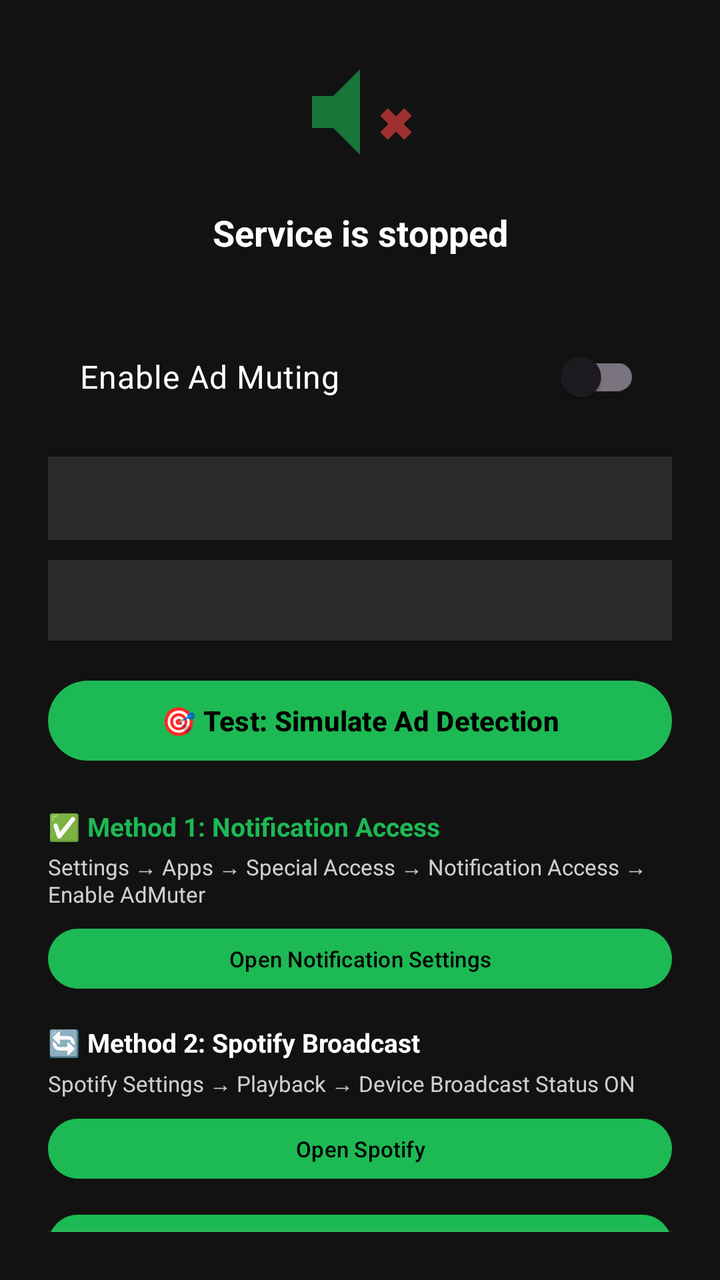
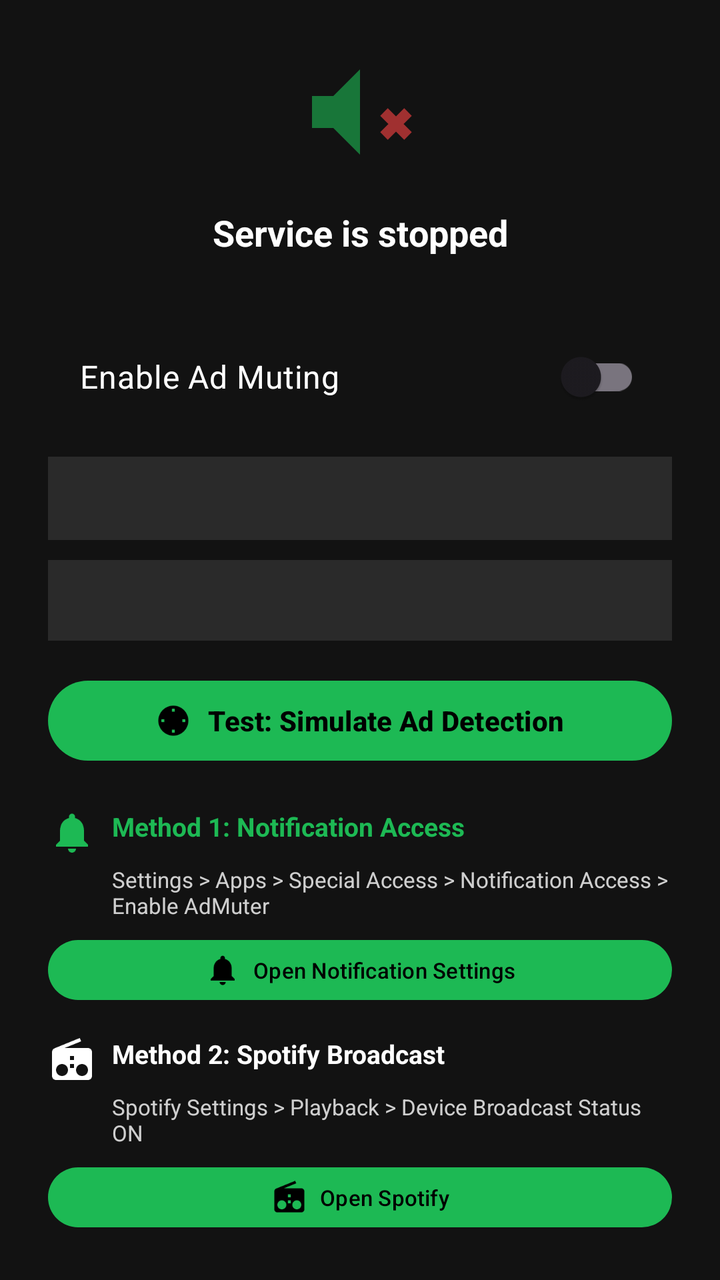

Two renders of the same Android screen: before a commit and after it. Below are the layout's source before the change and the commit's diff.
<!-- AndroidManifest.xml: activity theme Theme.AdMuter -->
<!-- res/layout/activity_main.xml -->
<?xml version="1.0" encoding="utf-8"?>
<androidx.constraintlayout.widget.ConstraintLayout xmlns:android="http://schemas.android.com/apk/res/android"
    xmlns:app="http://schemas.android.com/apk/res-auto"
    android:id="@+id/root"
    android:layout_width="match_parent"
    android:layout_height="match_parent"
    android:background="@color/dark_background"
    android:fitsSystemWindows="true"
    android:padding="24dp">

    
    <ImageView
        android:id="@+id/statusIcon"
        android:layout_width="64dp"
        android:layout_height="64dp"
        android:src="@drawable/ic_mute"
        android:contentDescription="@string/app_name"
        android:alpha="0.6"
        app:layout_constraintEnd_toEndOf="parent"
        app:layout_constraintStart_toStartOf="parent"
        app:layout_constraintTop_toTopOf="parent" />

    
    <TextView
        android:id="@+id/statusText"
        android:layout_width="wrap_content"
        android:layout_height="wrap_content"
        android:layout_marginTop="16dp"
        android:text="Service is stopped"
        android:textColor="@android:color/white"
        android:textSize="18sp"
        android:textStyle="bold"
        app:layout_constraintEnd_toEndOf="parent"
        app:layout_constraintStart_toStartOf="parent"
        app:layout_constraintTop_toBottomOf="@id/statusIcon" />

    
    <com.google.android.material.switchmaterial.SwitchMaterial
        android:id="@+id/switchEnable"
        android:layout_width="0dp"
        android:layout_height="56dp"
        android:layout_marginTop="32dp"
        android:checked="false"
        android:paddingHorizontal="16dp"
        android:text="@string/toggle_label"
        android:textColor="@android:color/white"
        android:textSize="16sp"
        app:layout_constraintEnd_toEndOf="parent"
        app:layout_constraintStart_toStartOf="parent"
        app:layout_constraintTop_toBottomOf="@id/statusText" />

    
    <TextView
        android:id="@+id/crashInfoText"
        android:layout_width="0dp"
        android:layout_height="wrap_content"
        android:layout_marginTop="16dp"
        android:padding="12dp"
        android:textColor="#FFFF4444"
        android:textSize="11sp"
        android:visibility="gone"
        android:background="#33FF4444"
        app:layout_constraintEnd_toEndOf="parent"
        app:layout_constraintStart_toStartOf="parent"
        app:layout_constraintTop_toBottomOf="@id/switchEnable" />

    
    <TextView
        android:id="@+id/spotifyStatusText"
        android:layout_width="0dp"
        android:layout_height="wrap_content"
        android:layout_marginTop="12dp"
        android:padding="12dp"
        android:textSize="13sp"
        android:background="#1AFFFFFF"
        app:layout_constraintEnd_toEndOf="parent"
        app:layout_constraintStart_toStartOf="parent"
        app:layout_constraintTop_toBottomOf="@id/crashInfoText" />

    
    <TextView
        android:id="@+id/detectionStatusText"
        android:layout_width="0dp"
        android:layout_height="wrap_content"
        android:layout_marginTop="10dp"
        android:padding="12dp"
        android:textColor="@color/spotify_green"
        android:textSize="12sp"
        android:background="#1AFFFFFF"
        app:layout_constraintEnd_toEndOf="parent"
        app:layout_constraintStart_toStartOf="parent"
        app:layout_constraintTop_toBottomOf="@id/spotifyStatusText" />

    
    <Button
        android:id="@+id/btnTestAd"
        android:layout_width="0dp"
        android:layout_height="48dp"
        android:layout_marginTop="16dp"
        android:text="🎯 Test: Simulate Ad Detection"
        android:textSize="14sp"
        android:textStyle="bold"
        app:layout_constraintEnd_toEndOf="parent"
        app:layout_constraintStart_toStartOf="parent"
        app:layout_constraintTop_toBottomOf="@id/detectionStatusText" />

    
    <TextView
        android:id="@+id/method1Title"
        android:layout_width="0dp"
        android:layout_height="wrap_content"
        android:layout_marginTop="20dp"
        android:text="✅ Method 1: Notification Access"
        android:textColor="@color/spotify_green"
        android:textSize="13sp"
        android:textStyle="bold"
        app:layout_constraintEnd_toEndOf="parent"
        app:layout_constraintStart_toStartOf="parent"
        app:layout_constraintTop_toBottomOf="@id/btnTestAd" />

    <TextView
        android:id="@+id/method1Desc"
        android:layout_width="0dp"
        android:layout_height="wrap_content"
        android:layout_marginTop="4dp"
        android:text="Settings → Apps → Special Access → Notification Access → Enable AdMuter"
        android:textColor="#CCFFFFFF"
        android:textSize="11sp"
        app:layout_constraintEnd_toEndOf="parent"
        app:layout_constraintStart_toStartOf="parent"
        app:layout_constraintTop_toBottomOf="@id/method1Title" />

    <Button
        android:id="@+id/btnNotificationSettings"
        android:layout_width="0dp"
        android:layout_height="38dp"
        android:layout_marginTop="6dp"
        android:text="Open Notification Settings"
        android:textSize="11sp"
        app:layout_constraintEnd_toEndOf="parent"
        app:layout_constraintStart_toStartOf="parent"
        app:layout_constraintTop_toBottomOf="@id/method1Desc" />

    
    <TextView
        android:id="@+id/method2Title"
        android:layout_width="0dp"
        android:layout_height="wrap_content"
        android:layout_marginTop="14dp"
        android:text="🔄 Method 2: Spotify Broadcast"
        android:textColor="#FFFFFF"
        android:textSize="13sp"
        android:textStyle="bold"
        app:layout_constraintEnd_toEndOf="parent"
        app:layout_constraintStart_toStartOf="parent"
        app:layout_constraintTop_toBottomOf="@id/btnNotificationSettings" />

    <TextView
        android:id="@+id/method2Desc"
        android:layout_width="0dp"
        android:layout_height="wrap_content"
        android:layout_marginTop="4dp"
        android:text="Spotify Settings → Playback → Device Broadcast Status ON"
        android:textColor="#CCFFFFFF"
        android:textSize="11sp"
        app:layout_constraintEnd_toEndOf="parent"
        app:layout_constraintStart_toStartOf="parent"
        app:layout_constraintTop_toBottomOf="@id/method2Title" />

    <Button
        android:id="@+id/btnOpenSpotify"
        android:layout_width="0dp"
        android:layout_height="38dp"
        android:layout_marginTop="6dp"
        android:text="Open Spotify"
        android:textSize="11sp"
        app:layout_constraintEnd_toEndOf="parent"
        app:layout_constraintStart_toStartOf="parent"
        app:layout_constraintTop_toBottomOf="@id/method2Desc" />

    
    <Button
        android:id="@+id/btnViewLog"
        android:layout_width="0dp"
        android:layout_height="38dp"
        android:layout_marginTop="10dp"
        android:text="📋 View Debug Log"
        android:textSize="11sp"
        android:textStyle="bold"
        app:layout_constraintEnd_toEndOf="parent"
        app:layout_constraintStart_toStartOf="parent"
        app:layout_constraintTop_toBottomOf="@id/btnOpenSpotify" />

    
    <TextView
        android:id="@+id/debugInfoText"
        android:layout_width="0dp"
        android:layout_height="wrap_content"
        android:layout_marginTop="10dp"
        android:padding="12dp"
        android:textColor="#88FFFFFF"
        android:textSize="10sp"
        android:background="#0DFFFFFF"
        app:layout_constraintBottom_toBottomOf="parent"
        app:layout_constraintEnd_toEndOf="parent"
        app:layout_constraintStart_toStartOf="parent"
        app:layout_constraintTop_toBottomOf="@id/btnViewLog" />

</androidx.constraintlayout.widget.ConstraintLayout>
<!-- resources referenced by this layout -->
<resources>
  <color name="dark_background">#FF121212</color>
  <color name="spotify_green">#FF1DB954</color>
  <!-- drawable ic_mute (drawable) -->
  <?xml version="1.0" encoding="utf-8"?>
  <vector xmlns:android="http://schemas.android.com/apk/res/android"
      android:width="48dp"
      android:height="48dp"
      android:viewportWidth="24"
      android:viewportHeight="24">
      
      <path
          android:fillColor="#FF1DB954"
          android:pathData="M3,9v6h4l5,5V4L7,9H3z" />
      
      <path
          android:strokeColor="#FFFF4444"
          android:strokeWidth="2"
          android:pathData="M16.5,12L21,16.5M21,12L16.5,16.5" />
  </vector>
  <string name="app_name">AdMuter</string>
  <string name="toggle_label">Enable Ad Muting</string>
  <style name="Theme.AdMuter" parent="Theme.Material3.DayNight.NoActionBar">
          <item name="colorPrimary">@color/spotify_green</item>
          <item name="colorOnPrimary">@color/black</item>
          <item name="android:statusBarColor">@color/spotify_green_dark</item>
      </style>
  <color name="black">#FF000000</color>
  <color name="spotify_green_dark">#FF169C46</color>
</resources>

<!-- the commit's change to res/layout/activity_main.xml (unified diff, before → after) -->
@@ -73,6 +73,7 @@
         android:padding="12dp"
         android:textSize="13sp"
         android:background="#1AFFFFFF"
+        android:drawablePadding="8dp"
         app:layout_constraintEnd_toEndOf="parent"
         app:layout_constraintStart_toStartOf="parent"
         app:layout_constraintTop_toBottomOf="@id/crashInfoText" />
@@ -87,6 +88,7 @@
         android:textColor="@color/spotify_green"
         android:textSize="12sp"
         android:background="#1AFFFFFF"
+        android:drawablePadding="8dp"
         app:layout_constraintEnd_toEndOf="parent"
         app:layout_constraintStart_toStartOf="parent"
         app:layout_constraintTop_toBottomOf="@id/spotifyStatusText" />
@@ -97,7 +99,10 @@
         android:layout_width="0dp"
         android:layout_height="48dp"
         android:layout_marginTop="16dp"
-        android:text="🎯 Test: Simulate Ad Detection"
+        app:icon="@drawable/ic_target"
+        app:iconGravity="textStart"
+        app:iconPadding="8dp"
+        android:text="Test: Simulate Ad Detection"
         android:textSize="14sp"
         android:textStyle="bold"
         app:layout_constraintEnd_toEndOf="parent"
@@ -110,10 +115,12 @@
         android:layout_width="0dp"
         android:layout_height="wrap_content"
         android:layout_marginTop="20dp"
-        android:text="✅ Method 1: Notification Access"
+        android:text="Method 1: Notification Access"
         android:textColor="@color/spotify_green"
         android:textSize="13sp"
         android:textStyle="bold"
+        android:drawableStart="@drawable/ic_bell"
+        android:drawablePadding="8dp"
         app:layout_constraintEnd_toEndOf="parent"
         app:layout_constraintStart_toStartOf="parent"
         app:layout_constraintTop_toBottomOf="@id/btnTestAd" />
@@ -123,7 +130,8 @@
         android:layout_width="0dp"
         android:layout_height="wrap_content"
         android:layout_marginTop="4dp"
-        android:text="Settings → Apps → Special Access → Notification Access → Enable AdMuter"
+        android:layout_marginStart="32dp"
+        android:text="Settings > Apps > Special Access > Notification Access > Enable AdMuter"
         android:textColor="#CCFFFFFF"
         android:textSize="11sp"
         app:layout_constraintEnd_toEndOf="parent"
@@ -137,6 +145,9 @@
         android:layout_marginTop="6dp"
         android:text="Open Notification Settings"
         android:textSize="11sp"
+        app:icon="@drawable/ic_bell"
+        app:iconGravity="textStart"
+        app:iconPadding="6dp"
         app:layout_constraintEnd_toEndOf="parent"
         app:layout_constraintStart_toStartOf="parent"
         app:layout_constraintTop_toBottomOf="@id/method1Desc" />
@@ -147,10 +158,12 @@
         android:layout_width="0dp"
         android:layout_height="wrap_content"
         android:layout_marginTop="14dp"
-        android:text="🔄 Method 2: Spotify Broadcast"
+        android:text="Method 2: Spotify Broadcast"
         android:textColor="#FFFFFF"
         android:textSize="13sp"
         android:textStyle="bold"
+        android:drawableStart="@drawable/ic_radio"
+        android:drawablePadding="8dp"
         app:layout_constraintEnd_toEndOf="parent"
         app:layout_constraintStart_toStartOf="parent"
         app:layout_constraintTop_toBottomOf="@id/btnNotificationSettings" />
@@ -160,7 +173,8 @@
         android:layout_width="0dp"
         android:layout_height="wrap_content"
         android:layout_marginTop="4dp"
-        android:text="Spotify Settings → Playback → Device Broadcast Status ON"
+        android:layout_marginStart="32dp"
+        android:text="Spotify Settings > Playback > Device Broadcast Status ON"
         android:textColor="#CCFFFFFF"
         android:textSize="11sp"
         app:layout_constraintEnd_toEndOf="parent"
@@ -174,6 +188,9 @@
         android:layout_marginTop="6dp"
         android:text="Open Spotify"
         android:textSize="11sp"
+        app:icon="@drawable/ic_radio"
+        app:iconGravity="textStart"
+        app:iconPadding="6dp"
         app:layout_constraintEnd_toEndOf="parent"
         app:layout_constraintStart_toStartOf="parent"
         app:layout_constraintTop_toBottomOf="@id/method2Desc" />
@@ -184,9 +201,12 @@
         android:layout_width="0dp"
         android:layout_height="38dp"
         android:layout_marginTop="10dp"
-        android:text="📋 View Debug Log"
-        android:textSize="11sp"
-        android:textStyle="bold"
+        android:text="View Debug Log"
+        android:textSize="11sp"
+        android:textStyle="bold"
+        app:icon="@drawable/ic_list"
+        app:iconGravity="textStart"
+        app:iconPadding="6dp"
         app:layout_constraintEnd_toEndOf="parent"
         app:layout_constraintStart_toStartOf="parent"
         app:layout_constraintTop_toBottomOf="@id/btnOpenSpotify" />
<!-- resource entries referenced after the edit -->
@@ -2,6 +2,28 @@
 <resources>
   <color name="dark_background">#FF121212</color>
   <color name="spotify_green">#FF1DB954</color>
+  <!-- drawable ic_bell (drawable) -->
+  <?xml version="1.0" encoding="utf-8"?>
+  <vector xmlns:android="http://schemas.android.com/apk/res/android"
+      android:width="24dp"
+      android:height="24dp"
+      android:viewportWidth="24"
+      android:viewportHeight="24">
+      <path
+          android:fillColor="#FF1DB954"
+          android:pathData="M12,22c1.1,0 2,-0.9 2,-2h-4c0,1.1 0.89,2 2,2zM18,16v-5c0,-3.07 -1.64,-5.64 -4.5,-6.32V4c0,-0.83 -0.67,-1.5 -1.5,-1.5s-1.5,0.67 -1.5,1.5v0.68C7.63,5.36 6,7.92 6,11v5l-2,2v1h16v-1l-2,-2z"/>
+  </vector>
+  <!-- drawable ic_list (drawable) -->
+  <?xml version="1.0" encoding="utf-8"?>
+  <vector xmlns:android="http://schemas.android.com/apk/res/android"
+      android:width="24dp"
+      android:height="24dp"
+      android:viewportWidth="24"
+      android:viewportHeight="24">
+      <path
+          android:fillColor="#FFFFFFFF"
+          android:pathData="M4,6H2v14c0,1.1 0.9,2 2,2h14v-2H4V6zM20,2H8C6.9,2 6,2.9 6,4v12c0,1.1 0.9,2 2,2h12c1.1,0 2,-0.9 2,-2V4C22,2.9 21.1,2 20,2zM19,11H9V9h10V11zM15,15H9v-2h6V15zM19,7H9V5h10V7z"/>
+  </vector>
   <!-- drawable ic_mute (drawable) -->
   <?xml version="1.0" encoding="utf-8"?>
   <vector xmlns:android="http://schemas.android.com/apk/res/android"
@@ -19,6 +41,28 @@
           android:strokeWidth="2"
           android:pathData="M16.5,12L21,16.5M21,12L16.5,16.5" />
   </vector>
+  <!-- drawable ic_radio (drawable) -->
+  <?xml version="1.0" encoding="utf-8"?>
+  <vector xmlns:android="http://schemas.android.com/apk/res/android"
+      android:width="24dp"
+      android:height="24dp"
+      android:viewportWidth="24"
+      android:viewportHeight="24">
+      <path
+          android:fillColor="#FFFFFFFF"
+          android:pathData="M3.24,6.15C2.51,6.43 2,7.17 2,8v12c0,1.1 0.9,2 2,2h16c1.1,0 2,-0.9 2,-2V8c0,-1.1 -0.9,-2 -2,-2H8.3l8.26,-3.34L15.88,1 3.24,6.15zM7,20c-1.66,0 -3,-1.34 -3,-3s1.34,-3 3,-3 3,1.34 3,3 -1.34,3 -3,3zM13,12h-2v-2h2v2zM13,16h-2v-2h2v2zM17,20c-1.66,0 -3,-1.34 -3,-3s1.34,-3 3,-3 3,1.34 3,3 -1.34,3 -3,3z"/>
+  </vector>
+  <!-- drawable ic_target (drawable) -->
+  <?xml version="1.0" encoding="utf-8"?>
+  <vector xmlns:android="http://schemas.android.com/apk/res/android"
+      android:width="24dp"
+      android:height="24dp"
+      android:viewportWidth="24"
+      android:viewportHeight="24">
+      <path
+          android:fillColor="#FFFFFFFF"
+          android:pathData="M12,2C6.48,2 2,6.48 2,12s4.48,10 10,10 10,-4.48 10,-10S17.52,2 12,2zM13,19.93C13,19.97 12.5,20 12,20s-1,-0.03 -1,-0.07V18h2v1.93zM19.93,13H18v-2h1.93C19.97,11.5 20,12 20,12s-0.03,0.5 -0.07,1zM13,4.07V6h-2V4.07C11.5,4.03 12,4 12,4s0.5,0.03 1,0.07zM4.07,11H6v2H4.07C4.03,12.5 4,12 4,12s0.03,-0.5 0.07,-1zM12,8c-2.21,0 -4,1.79 -4,4s1.79,4 4,4 4,-1.79 4,-4 -1.79,-4 -4,-4z"/>
+  </vector>
   <string name="app_name">AdMuter</string>
   <string name="toggle_label">Enable Ad Muting</string>
   <style name="Theme.AdMuter" parent="Theme.Material3.DayNight.NoActionBar">
